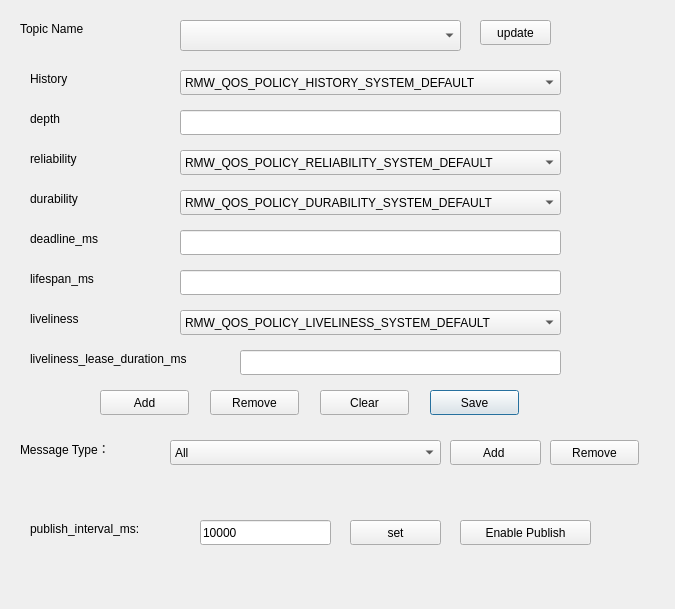
First picture: the form in ws/src/ros_qt_sen/src/qos_device_dialog/qosdevicedialog.ui, repository cocobird231/RV1-gui, before the edit.
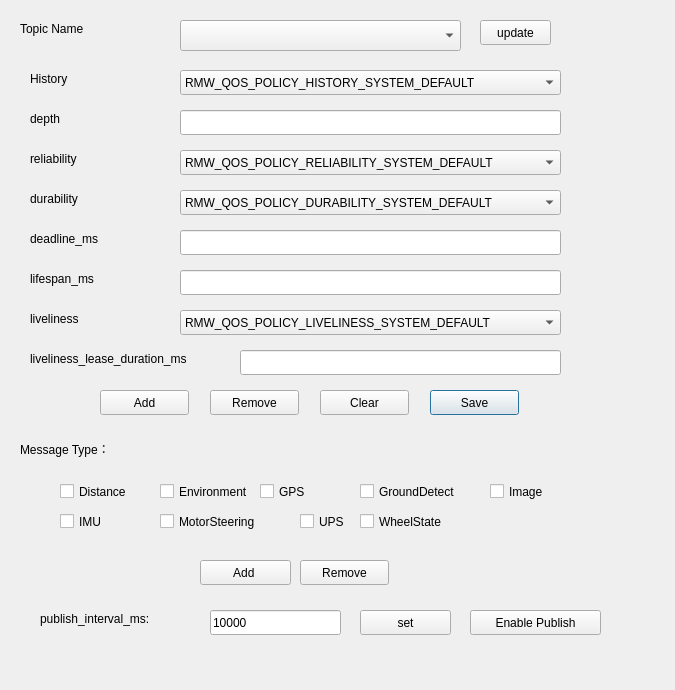
Second picture: the form after the edit.

```diff
--- a/ws/src/ros_qt_sen/src/qos_device_dialog/qosdevicedialog.ui
+++ b/ws/src/ros_qt_sen/src/qos_device_dialog/qosdevicedialog.ui
@@ -7,7 +7,7 @@
     <x>0</x>
     <y>0</y>
     <width>675</width>
-    <height>609</height>
+    <height>690</height>
    </rect>
   </property>
   <property name="windowTitle">
@@ -373,8 +373,8 @@
   <widget class="QLabel" name="label_10">
    <property name="geometry">
     <rect>
-     <x>30</x>
-     <y>520</y>
+     <x>40</x>
+     <y>610</y>
      <width>151</width>
      <height>17</height>
     </rect>
@@ -386,8 +386,8 @@
   <widget class="QLineEdit" name="lineEdit_5">
    <property name="geometry">
     <rect>
-     <x>200</x>
-     <y>520</y>
+     <x>210</x>
+     <y>610</y>
      <width>131</width>
      <height>25</height>
     </rect>
@@ -399,8 +399,8 @@
   <widget class="QPushButton" name="pushButton_6">
    <property name="geometry">
     <rect>
-     <x>460</x>
-     <y>520</y>
+     <x>470</x>
+     <y>610</y>
      <width>131</width>
      <height>25</height>
     </rect>
@@ -412,8 +412,8 @@
   <widget class="QPushButton" name="pushButton_7">
    <property name="geometry">
     <rect>
-     <x>350</x>
-     <y>520</y>
+     <x>360</x>
+     <y>610</y>
      <width>91</width>
      <height>25</height>
     </rect>
@@ -435,71 +435,11 @@
     <string>Message Type：</string>
    </property>
   </widget>
-  <widget class="QComboBox" name="comboBox_6">
-   <property name="geometry">
-    <rect>
-     <x>170</x>
-     <y>440</y>
-     <width>271</width>
-     <height>25</height>
-    </rect>
-   </property>
-   <item>
-    <property name="text">
-     <string>All</string>
-    </property>
-   </item>
-   <item>
-    <property name="text">
-     <string>Distance</string>
-    </property>
-   </item>
-   <item>
-    <property name="text">
-     <string>Environment</string>
-    </property>
-   </item>
-   <item>
-    <property name="text">
-     <string>GPS</string>
-    </property>
-   </item>
-   <item>
-    <property name="text">
-     <string>GroundDetect</string>
-    </property>
-   </item>
-   <item>
-    <property name="text">
-     <string>Image</string>
-    </property>
-   </item>
-   <item>
-    <property name="text">
-     <string>IMU</string>
-    </property>
-   </item>
-   <item>
-    <property name="text">
-     <string>MotorSteering</string>
-    </property>
-   </item>
-   <item>
-    <property name="text">
-     <string>UPS</string>
-    </property>
-   </item>
-   <item>
-    <property name="text">
-     <string>WheelState</string>
-    </property>
-   </item>
-  </widget>
   <widget class="QPushButton" name="pushButton_8">
    <property name="geometry">
     <rect>
-     <x>450</x>
-     <y>440</y>
+     <x>200</x>
+     <y>560</y>
      <width>91</width>
      <height>25</height>
     </rect>
@@ -511,8 +451,8 @@
   <widget class="QPushButton" name="pushButton_9">
    <property name="geometry">
     <rect>
-     <x>550</x>
-     <y>440</y>
+     <x>300</x>
+     <y>560</y>
      <width>89</width>
      <height>25</height>
     </rect>
@@ -521,6 +461,123 @@
     <string>Remove</string>
    </property>
   </widget>
+  <widget class="QCheckBox" name="checkBox">
+   <property name="geometry">
+    <rect>
+     <x>60</x>
+     <y>480</y>
+     <width>92</width>
+     <height>23</height>
+    </rect>
+   </property>
+   <property name="text">
+    <string>Distance</string>
+   </property>
+  </widget>
+  <widget class="QCheckBox" name="checkBox_2">
+   <property name="geometry">
+    <rect>
+     <x>160</x>
+     <y>480</y>
+     <width>92</width>
+     <height>23</height>
+    </rect>
+   </property>
+   <property name="text">
+    <string>Environment</string>
+   </property>
+  </widget>
+  <widget class="QCheckBox" name="checkBox_3">
+   <property name="geometry">
+    <rect>
+     <x>260</x>
+     <y>480</y>
+     <width>92</width>
+     <height>23</height>
+    </rect>
+   </property>
+   <property name="text">
+    <string>GPS</string>
+   </property>
+  </widget>
+  <widget class="QCheckBox" name="checkBox_4">
+   <property name="geometry">
+    <rect>
+     <x>360</x>
+     <y>480</y>
+     <width>121</width>
+     <height>23</height>
+    </rect>
+   </property>
+   <property name="text">
+    <string>GroundDetect</string>
+   </property>
+  </widget>
+  <widget class="QCheckBox" name="checkBox_5">
+   <property name="geometry">
+    <rect>
+     <x>490</x>
+     <y>480</y>
+     <width>92</width>
+     <height>23</height>
+    </rect>
+   </property>
+   <property name="text">
+    <string>Image</string>
+   </property>
+  </widget>
+  <widget class="QCheckBox" name="checkBox_6">
+   <property name="geometry">
+    <rect>
+     <x>60</x>
+     <y>510</y>
+     <width>92</width>
+     <height>23</height>
+    </rect>
+   </property>
+   <property name="text">
+    <string>IMU</string>
+   </property>
+  </widget>
+  <widget class="QCheckBox" name="checkBox_7">
+   <property name="geometry">
+    <rect>
+     <x>160</x>
+     <y>510</y>
+     <width>121</width>
+     <height>23</height>
+    </rect>
+   </property>
+   <property name="text">
+    <string>MotorSteering</string>
+   </property>
+  </widget>
+  <widget class="QCheckBox" name="checkBox_8">
+   <property name="geometry">
+    <rect>
+     <x>300</x>
+     <y>510</y>
+     <width>61</width>
+     <height>23</height>
+    </rect>
+   </property>
+   <property name="text">
+    <string>UPS</string>
+   </property>
+  </widget>
+  <widget class="QCheckBox" name="checkBox_9">
+   <property name="geometry">
+    <rect>
+     <x>360</x>
+     <y>510</y>
+     <width>92</width>
+     <height>23</height>
+    </rect>
+   </property>
+   <property name="text">
+    <string>WheelState</string>
+   </property>
+  </widget>
  </widget>
  <resources/>
  <connections/>
```
